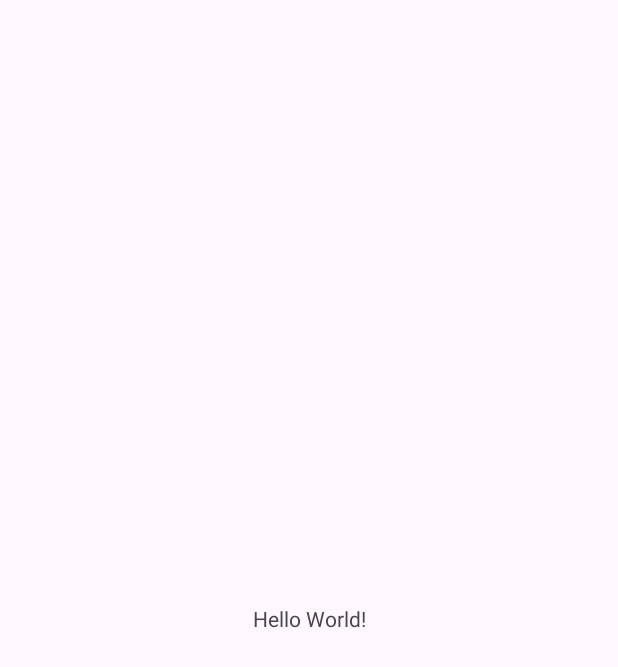
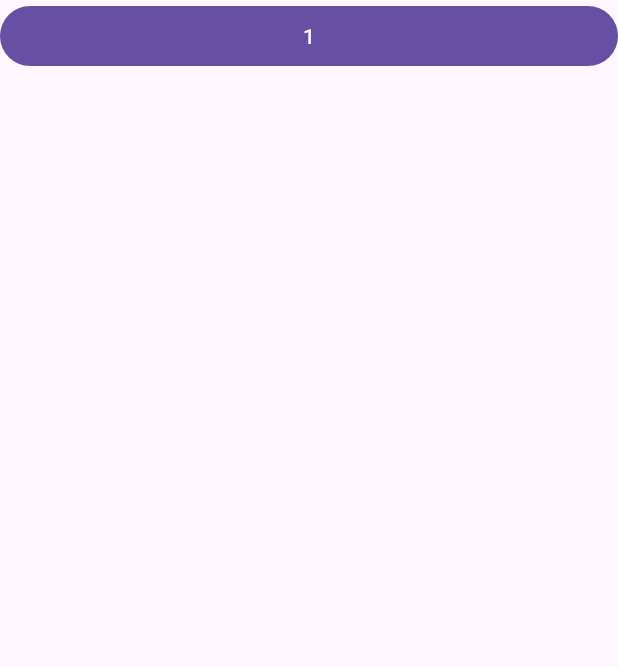
Before and after one commit to DracoSupercluster/practice4, an Android app: the screen it shows after launch (MainActivity), on a phone screen of 412 x 824 dp. Before the commit the part shown is almost empty. Shown: the top 667 px of the screen. Run offline under Robolectric (Android 15) with nearby library versions, the phone set to English and light mode, and no system bars.

Commit message:
feat : button 1

```diff
--- a/app/src/main/res/layout/activity_main.xml
+++ b/app/src/main/res/layout/activity_main.xml
@@ -1,18 +1,14 @@
 <?xml version="1.0" encoding="utf-8"?>
-<androidx.constraintlayout.widget.ConstraintLayout xmlns:android="http://schemas.android.com/apk/res/android"
+<androidx.appcompat.widget.LinearLayoutCompat xmlns:android="http://schemas.android.com/apk/res/android"
     xmlns:app="http://schemas.android.com/apk/res-auto"
     xmlns:tools="http://schemas.android.com/tools"
     android:layout_width="match_parent"
     android:layout_height="match_parent"
     tools:context=".MainActivity">
 
-    <TextView
-        android:layout_width="wrap_content"
+    <Button
+        android:layout_width="match_parent"
         android:layout_height="wrap_content"
-        android:text="Hello World!"
-        app:layout_constraintBottom_toBottomOf="parent"
-        app:layout_constraintEnd_toEndOf="parent"
-        app:layout_constraintStart_toStartOf="parent"
-        app:layout_constraintTop_toTopOf="parent" />
+        android:text="1" />
 
-</androidx.constraintlayout.widget.ConstraintLayout>
+</androidx.appcompat.widget.LinearLayoutCompat>
```
